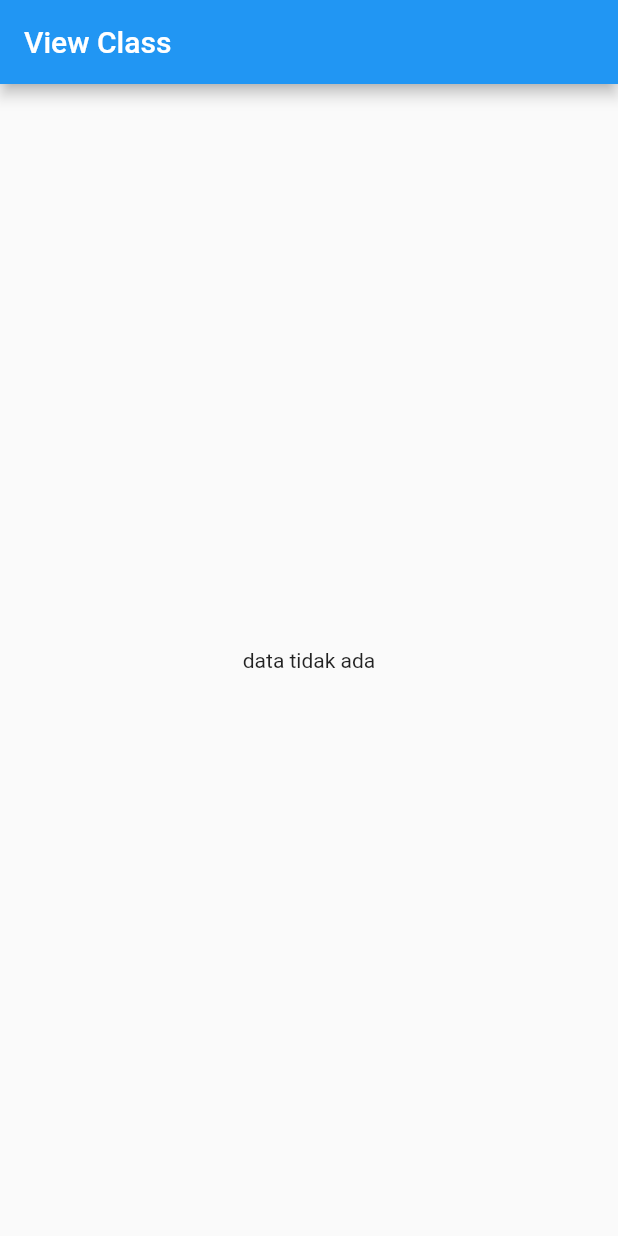
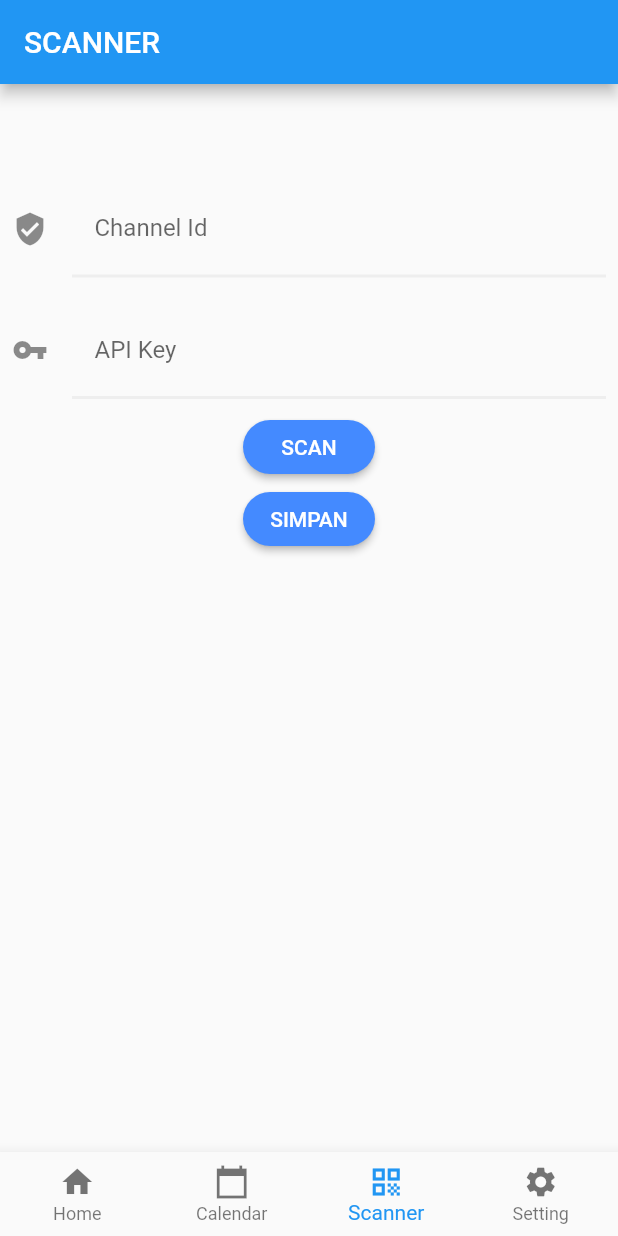
Before and after one commit to fahmi277/Hinergi-KWH, a Flutter app: the screen it shows after launch, on a phone screen of 412 x 824 dp. Run offline on Flutter 3.47's test engine with Material 2 defaults, Android fonts, the phone set to English and light mode, and no system bars; our stand-ins replace dio, flutter_screenutil, fluttertoast, google_fonts, shared_preferences, sqflite and 3 more; missing offline and left inert: barcode_scan, date_range_picker, loading, qr_code_scanner; accounts and stored records are empty.

Commit message:
add barcode / qr code scanner

```diff
--- a/lib/main.dart
+++ b/lib/main.dart
@@ -3,8 +3,8 @@ import 'package:hinergi_kwh/view/mainScreen.dart';
 import 'package:hinergi_kwh/view/viewClass.dart';
 
 // import 'app/myApp.dart';
-// void main() => runApp(mainScreen());
-void main() => runApp(jsonView());
+void main() => runApp(mainScreen());
+// void main() => runApp(jsonView());
 
 // void main() {
 //   runApp(MyApp());
--- a/lib/view/MyTextFormField.dart
+++ b/lib/view/MyTextFormField.dart
@@ -16,7 +16,7 @@ MyTextFormField({
     this.hintText,
     this.labelText,
     this.helpText,
-    this.value = '',
+    this.value = '0',
     this.validator,
     this.onSaved,
     this.isPassword = false,
--- a/lib/view/historyView.dart
+++ b/lib/view/historyView.dart
@@ -48,6 +48,9 @@ class _BuildCalenderViewState extends State<BuildCalenderView> {
 
 Widget buildCalender(BuildContext context) {
   return Scaffold(
+    appBar: AppBar(
+                    title: Text('KALENDER'),
+                  ),
     body: Stack(
       children: [
         Column(
--- a/lib/view/mainScreen.dart
+++ b/lib/view/mainScreen.dart
@@ -2,7 +2,9 @@
 
 import 'package:flutter/material.dart';
 import 'package:hinergi_kwh/view/historyView.dart';
+import 'package:hinergi_kwh/view/scannerScreen.dart';
 import 'package:hinergi_kwh/view/settingScreen.dart';
+import 'package:shared_preferences/shared_preferences.dart';
 import 'homeScreen.dart';
 import 'settingScreen.dart';
 import 'package:hinergi_kwh/model/setting.dart';
@@ -13,16 +15,33 @@ class mainScreen extends StatefulWidget {
 }
 
 class _mainScreenState extends State<mainScreen> {
+  Setting seter = Setting();
 
   int _currentIndex = 0;
   final List<Widget> _children = [
     homeScreen(),
     BuildCalenderView(),
+    scannerScreen(),
     settingScreen(),
   ];
 
   @override
   Widget build(BuildContext context) {
+
+    return FutureBuilder<Setting>(
+              future: seter.getSetting(),
+              builder: (context, AsyncSnapshot<Setting> snapshot) {
+                  String chId = "";
+                  String apiKey = "";
+                  if (snapshot.hasData) {
+                    chId = snapshot.data.channelId;
+                    apiKey = snapshot.data.apiKey;
+                    if(chId.isEmpty || apiKey.isEmpty){
+                      _currentIndex = 2;
+                    }
+
+                  }
+
                   return MaterialApp(
                       debugShowCheckedModeBanner: false,
                       home: Scaffold(
@@ -32,6 +51,7 @@ class _mainScreenState extends State<mainScreen> {
 
                           body: _children[_currentIndex],
                           bottomNavigationBar: BottomNavigationBar(
+                            type: BottomNavigationBarType.fixed,
                             onTap: onTabTapped,
                             currentIndex:
                                 _currentIndex, // this will be set when a new tab is tapped
@@ -41,7 +61,13 @@ class _mainScreenState extends State<mainScreen> {
                                 label: 'Home',
                               ),
                               BottomNavigationBarItem(
-                  icon: Icon(Icons.calendar_today_sharp), label: 'Calendar'),
+                                icon: Icon(Icons.calendar_today_sharp),
+                                label: 'Calendar'
+                              ),
+                              BottomNavigationBarItem(
+                                icon: new Icon(Icons.qr_code),
+                                label: 'Scanner',
+                              ),
                               BottomNavigationBarItem(
                                 icon: new Icon(Icons.settings),
                                 label: 'Setting',
@@ -49,6 +75,9 @@ class _mainScreenState extends State<mainScreen> {
                             ],
                           )),
                     );
+                }
+              );
+
   }
 
   void onTabTapped(int index) {
--- /dev/null
+++ b/lib/view/scannerScreen.dart
@@ -0,0 +1,182 @@
+
+import 'package:flutter/material.dart';
+import 'package:flutter/services.dart';
+import 'package:hinergi_kwh/model/setting.dart';
+import 'package:qr_code_scanner/qr_code_scanner.dart';
+import 'package:barcode_scan/barcode_scan.dart';
+import 'package:hinergi_kwh/view/MyTextFormField.dart';
+import 'package:validators/validators.dart' as validator;
+
+class scannerScreen extends StatefulWidget {
+  scannerScreen();
+  @override
+  _MyAppState createState() => new _MyAppState();
+}
+
+class _MyAppState extends State<scannerScreen> {
+  final GlobalKey qrKey = GlobalKey();
+  String chanelId = "";
+  String apiKey = "";
+  String barcode = "";
+  Setting setting = Setting();
+  final _formKey = GlobalKey<FormState>();
+
+  @override
+  Widget build(BuildContext context) {
+    return MaterialApp(
+      debugShowCheckedModeBanner: false,
+      home:
+        // Scaffold(
+        // appBar: AppBar(
+        //   title: Text('Scanner'),
+        // ),
+        // body: Center(
+        //   child: Column(
+        //     mainAxisAlignment: MainAxisAlignment.center,
+        //     children: <Widget>[
+
+              // Expanded(
+              //   child: QRView(
+              //     key: qrKey,
+              //     onQRViewCreated: (controller) {
+              //       controller.scannedDataStream.listen((value) {
+              //         setState(() {
+              //           if(chanelId.isEmpty && apiKey.isEmpty){
+              //             chanelId = value;
+              //           }else if(chanelId.isEmpty && apiKey.isNotEmpty){
+              //             chanelId = value;
+              //           }else if(chanelId.isNotEmpty && apiKey.isEmpty){
+              //             apiKey = value;
+              //           }else if(chanelId.isNotEmpty && apiKey.isNotEmpty){
+              //              chanelId = value;
+              //              apiKey = "";
+              //           }
+
+              //         });
+              //       });
+              //     },
+              //   ),
+              // ),
+
+              SingleChildScrollView(
+                child: Center(
+                  // child: Text('Result: $barcode'),
+                   child : Form(
+                      key: _formKey,
+                      child: Column(
+                        children: <Widget>[
+                              AppBar(
+                                    title: Text('SCANNER'),
+                              ),
+                                Text(
+                                  '$barcode',
+                                  textAlign: TextAlign.center,
+                                ),
+                              MyTextFormField(
+                                hintText: 'Masukkan Channel Id anda',
+                                labelText: 'Channel Id',
+                                value: chanelId,
+                                isEmail: false,
+                                icon: Icon(Icons.verified_user),
+                                validator: (String value) {
+                                  if (validator.isNull(value)) {
+                                    return 'Please enter a channel id';
+                                  }
+                                  return null;
+                                },
+                                onSaved: (String value) {
+                                  setting.channelId = value;
+                                },
+                              ),
+                              MyTextFormField(
+                                hintText: 'Masukkan API Key anda',
+                                labelText: 'API Key',
+                                value: apiKey,
+                                isEmail: false,
+                                icon: Icon(Icons.vpn_key_sharp),
+                                validator: (String value) {
+                                  if (validator.isNull(value)) {
+                                    return 'Please enter a api key';
+                                  }
+                                  return null;
+                                },
+                                onSaved: (String value) {
+                                  setting.apiKey = value;
+                                },
+                              ),
+                              RaisedButton(
+                                color: Colors.blueAccent,
+                                shape: StadiumBorder(),
+                                child: Text('SCAN',
+                                  style: TextStyle(
+                                  color: Colors.white,
+                                  ),
+                                ),
+                                onPressed: () async {
+                                  try {
+                                    String barcode = await BarcodeScanner.scan();
+                                    setState(() {
+                                      // this.barcode = barcode;
+                                       chanelId = barcode.substring( 0, barcode.indexOf(","));
+                                       apiKey = barcode.substring(barcode.indexOf(",")+1, barcode.length);
+                                      // if(chanelId.isEmpty && apiKey.isEmpty){
+                                      //     chanelId = barcode;
+                                      //   }else if(chanelId.isEmpty && apiKey.isNotEmpty){
+                                      //     chanelId = barcode;
+                                      //   }else if(chanelId.isNotEmpty && apiKey.isEmpty){
+                                      //     apiKey = barcode;
+                                      //   }else if(chanelId.isNotEmpty && apiKey.isNotEmpty){
+                                      //     chanelId = barcode;
+                                      //     apiKey = "";
+                                      //   }
+                                    });
+                                  } on PlatformException catch (error) {
+                                    if (error.code == BarcodeScanner.CameraAccessDenied) {
+                                      setState(() {
+                                        this.barcode = 'Izin kamera tidak diizinkan oleh si pengguna';
+                                      });
+                                    } else {
+                                      setState(() {
+                                        this.barcode = 'Error: $error';
+                                      });
+                                    }
+                                  }
+                                },
+                              ),
+                              RaisedButton(
+                                color: Colors.blueAccent,
+                                shape: StadiumBorder(),
+                                onPressed: () {
+
+                                  if (_formKey.currentState.validate()) {
+                                    _formKey.currentState.save();
+
+                                    setting.setApiChannel(setting);
+
+                                    }
+                                },
+                                child: Text(
+                                    'SIMPAN',
+                                  style: TextStyle(
+                                  color: Colors.white,
+                                  ),
+                                ),
+                              )
+
+                        ]
+                      )
+                    ),
+
+                ),
+              ),
+
+
+
+
+        //     ],
+        //   ),
+        // ),
+      // ),
+    );
+  }
+}
--- a/lib/view/settingScreen.dart
+++ b/lib/view/settingScreen.dart
@@ -22,6 +22,7 @@ class settingScreen extends StatelessWidget {
 
   @override
   Widget build(BuildContext context) {
+    ScreenUtil.init(context);
     return FutureBuilder<Setting>(
               future: seter.getSetting(),
               builder: (context, AsyncSnapshot<Setting> snapshot) {
@@ -31,62 +32,27 @@ class settingScreen extends StatelessWidget {
                               key: _formKey,
                               child: Column(
                                 children: <Widget>[
-                                  Padding(
-                                  padding: EdgeInsets.only(top: ScreenUtil().setHeight(50)),
-                                  child: Card(
-                                    color: Colors.blue,
-                                    child: ListTile(
-                                      title: Text("PENGATURAN",
-                                          style: GoogleFonts.quantico(
-                                              color: Colors.white, fontSize: ScreenUtil().setSp(30))),
-                                      // trailing: Text("  Setting",
-                                      //     style: GoogleFonts.quantico(
-                                      //         color: Colors.white, fontSize: ScreenUtil().setSp(25))),
-                                    ),
-                                  )
-
-                                  // Stack(
-                                  //   // mainAxisAlignment: MainAxisAlignment.start,
-                                  //   children: [
-                                  //     Row(
-                                  //       mainAxisAlignment: MainAxisAlignment.start,
-                                  //       children: [
-                                  //         Container(
-                                  //           width: ScreenUtil().setWidth(widthCard + 50),
-                                  //           height: ScreenUtil().setHeight(100),
-                                  //           child: Column(
-                                  //             mainAxisAlignment: MainAxisAlignment.center,
-                                  //             children: [
-                                  //               Text("HINERGI"),
-                                  //               // Text(dateUpdate),
-                                  //             ],
-                                  //           ),
-                                  //         ),
-                                  //       ],
+                                  AppBar(
+                                    title: Text('PENGATURAN'),
+                                  ),
+                                  // Padding(
+                                  //   padding: EdgeInsets.only(top: ScreenUtil().setHeight(50)),
+                                  //   child: Card(
+                                  //     color: Colors.blue,
+                                  //     child: ListTile(
+                                  //       title: Text("PENGATURAN",
+                                  //           style: GoogleFonts.quantico(
+                                  //               color: Colors.white, fontSize: ScreenUtil().setSp(30))),
+                                  //       // trailing: Text("  Setting",
+                                  //       //     style: GoogleFonts.quantico(
+                                  //       //         color: Colors.white, fontSize: ScreenUtil().setSp(25))),
                                   //     ),
-                                  //     Row(
-                                  //       mainAxisAlignment: MainAxisAlignment.end,
-                                  //       children: [
-                                  //         Container(
-                                  //           width: ScreenUtil().setWidth(widthCard + 50),
-                                  //           height: ScreenUtil().setHeight(100),
-                                  //           child: Column(
-                                  //             mainAxisAlignment: MainAxisAlignment.center,
-                                  //             children: [
-                                  //               Text("Update"),
-                                  //               Text(dateUpdate),
-                                  //             ],
-                                  //           ),
-                                  //         ),
-                                  //       ],
-                                  //     ),
-                                  //   ],
+                                  //   )
                                   // ),
-                                  ),
                                   MyTextFormField(
                                     hintText: 'Masukkan Channel Id anda',
                                     labelText: 'Channel Id',
-                                    value: snapshot.data.channelId,
+                                    value: snapshot.data.channelId ?? 0,
                                     isEmail: false,
                                     icon: Icon(Icons.verified_user),
                                     validator: (String value) {
@@ -102,7 +68,7 @@ class settingScreen extends StatelessWidget {
                                   MyTextFormField(
                                     hintText: 'Masukkan API Key anda',
                                     labelText: 'API Key',
-                                    value: snapshot.data.apiKey,
+                                    value: snapshot.data.apiKey  ?? 0,
                                     isEmail: false,
                                     icon: Icon(Icons.vpn_key_sharp),
                                     validator: (String value) {
@@ -118,7 +84,7 @@ class settingScreen extends StatelessWidget {
                                   MyTextFormField(
                                     hintText: 'Masukkan tarif listrik',
                                     labelText: 'Tarif per KWh',
-                                    value: snapshot.data.tarifPerKwh.toString(),
+                                    value: snapshot.data.tarifPerKwh.toString() ?? '0',
                                     isEmail: false,
                                     icon: Icon(Icons.money),
                                     validator: (String value) {
@@ -134,7 +100,7 @@ class settingScreen extends StatelessWidget {
                                   MyTextFormField(
                                     hintText: 'Masukkan budget anda',
                                     labelText: 'Budget',
-                                    value: snapshot.data.budgetMax.toString(),
+                                    value: snapshot.data.budgetMax.toString() ?? '0',
                                     isEmail: false,
                                     icon: Icon(Icons.money_off_rounded),
                                     validator: (String value) {
@@ -150,7 +116,7 @@ class settingScreen extends StatelessWidget {
                                   MyTextFormField(
                                     hintText: 'Masukkan batas watt meter',
                                     labelText: 'Batas daya',
-                                    value: snapshot.data.kwhMax.toString(),
+                                    value: snapshot.data.kwhMax.toString() ?? '0',
                                     isEmail: false,
                                     icon: Icon(Icons.lightbulb_outline_sharp),
                                     validator: (String value) {
@@ -176,12 +142,7 @@ class settingScreen extends StatelessWidget {
                                                       _formKey.currentState.save();
 
                                                       setting.setSetting(setting);
-                                                      // Navigator.push(
-                                                          // context,
-                                                          // MaterialPageRoute(
-                                                          //     builder: (context) => Result(model: this.setting))
 
-                                                              // );
                                                     }
                                                   },
                                                   child: Text(
@@ -198,12 +159,27 @@ class settingScreen extends StatelessWidget {
                               )
                           )
                     );
+
                   }else{
                     return SingleChildScrollView(
                             child : Form(
                               key: _formKey,
                               child: Column(
                                 children: <Widget>[
+                                  // Padding(
+                                  //   padding: EdgeInsets.only(top: ScreenUtil().setHeight(50)),
+                                  //   child: Card(
+                                  //     color: Colors.blue,
+                                  //     child: ListTile(
+                                  //       title: Text("PENGATURAN",
+                                  //           style: GoogleFonts.quantico(
+                                  //               color: Colors.white, fontSize: ScreenUtil().setSp(30))),
+                                  //       // trailing: Text("  Setting",
+                                  //       //     style: GoogleFonts.quantico(
+                                  //       //         color: Colors.white, fontSize: ScreenUtil().setSp(25))),
+                                  //     ),
+                                  //   )
+                                  // ),
                                   MyTextFormField(
                                     hintText: 'Masukkan Channel Id anda',
                                     labelText: 'Channel Id',
@@ -314,6 +290,7 @@ class settingScreen extends StatelessWidget {
                               )
                           )
                     );
+
                   }
               },
     );
--- a/pubspec.yaml
+++ b/pubspec.yaml
@@ -35,6 +35,8 @@ dependencies:
   shared_preferences: ^0.5.1+2
   google_fonts: ^1.1.0
   fluttertoast: ^7.1.1
+  barcode_scan: ^2.0.1
+  qr_code_scanner: ^0.0.12
 
 
 dev_dependencies:
```
Also changed, not shown: lib/model/setting.dart (+15 -4 lines), pubspec.lock, 1 other file. Lines whose indentation alone changed are shown as unchanged.
